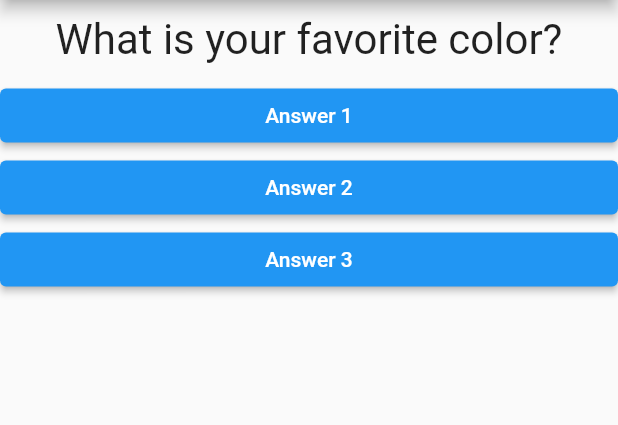
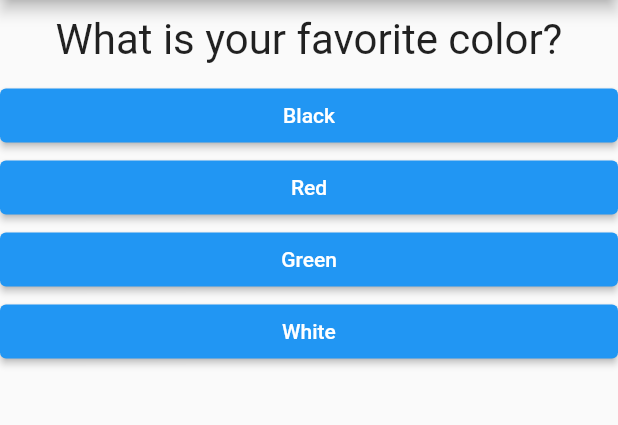
Before and after one commit to jimmy-lan/flutter_quiz_app, a Flutter app: the screen it shows after launch, on a phone screen of 412 x 824 dp, the part 84-509 px from its top. Run offline on Flutter 3.47's test engine with Material 2 defaults, Android fonts, the phone set to English and light mode, and no system bars.

Commit message:
Add ending screen

```diff
--- a/lib/main.dart
+++ b/lib/main.dart
@@ -14,33 +14,56 @@ class MyApp extends StatefulWidget {
 class _MyAppState extends State<MyApp> {
   int _questionIndex = 0;
 
-  List<String> questions = [
-    "What is your favorite color?",
-    "What is your favorite animal?"
+  static const questions = [
+    {
+      "questionText": "What is your favorite color?",
+      "answers": ["Black", "Red", "Green", "White"]
+    },
+    {
+      "questionText": "What is your favorite animal?",
+      "answers": ["Rabbit", "Snake", "Elephant", "Lion"]
+    }
   ];
 
-  void answerQuestion () {
+  void answerQuestion() {
     setState(() {
-      if (_questionIndex < questions.length - 1) {
       _questionIndex++;
+    });
   }
+
+  void resetQuiz() {
+    setState(() {
+      _questionIndex = 0;
     });
   }
 
   @override
   Widget build(BuildContext context) {
+    var question =
+        _questionIndex < questions.length ? questions[_questionIndex] : null;
+
     return MaterialApp(
         home: Scaffold(
             appBar: AppBar(title: Text("Simple Quiz App")),
-            body: Column(
+            body: _questionIndex < questions.length
+                ? Column(
                     children: [
-                Question(questions[_questionIndex]),
-                Answer(answerText: "Answer 1", onPressed: answerQuestion,),
-                Answer(answerText: "Answer 2", onPressed: answerQuestion,),
-                Answer(answerText: "Answer 3", onPressed: answerQuestion,),
+                      Question(question["questionText"]),
+                      ...(question["answers"] as List<String>)
+                          .map((e) => Answer(
+                                answerText: e,
+                                onPressed: answerQuestion,
+                              ))
                     ],
                   )
+                : Column(
+                    children: [
+                      Center(child: Text("You did it!")),
+                      Answer(
+                        answerText: "Try Again",
+                        onPressed: resetQuiz,
                       )
-    );
+                    ],
+                  )));
   }
 }
```
Lines whose indentation alone changed are shown as unchanged.
